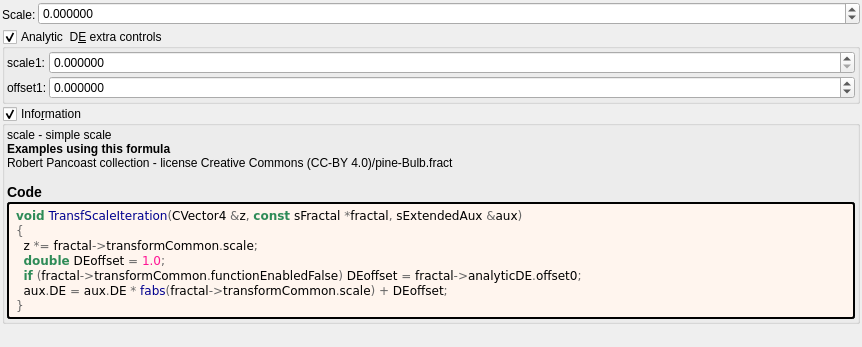
The window that mandelbulber2/formula/ui/transf_scale.ui (buddhi1980/mandelbulber2) describes before a commit, drawn with Qt 5.
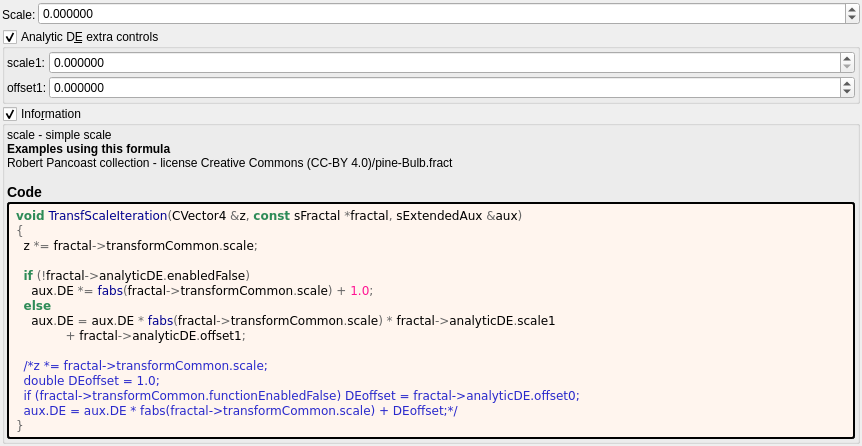
The same window after the commit. Custom widgets are drawn as their Qt base class.

Commit message: Corrected calculation of r in OpenCL ComputeFractal for scator formulas Applied PopulateUI populateUiInformation.php script to update .cl files

Diff of the .ui file:
```diff
--- a/mandelbulber2/formula/ui/transf_scale.ui
+++ b/mandelbulber2/formula/ui/transf_scale.ui
@@ -74,7 +74,7 @@
    <item>
     <widget class="MyGroupBox" name="groupCheck_analyticDE_enabled_false">
      <property name="title">
-      <string>Analytic  D&amp;E extra controls</string>
+      <string>Analytic D&amp;E extra controls</string>
      </property>
      <property name="checkable">
       <bool>true</bool>
@@ -230,9 +230,17 @@
 &lt;pre style=&quot;color:#000000; background-color:#fff5ee;  font-family:'Courier New',monospace;&quot;&gt;&lt;span style=&quot;color:#2e8b57; font-weight:bold&quot;&gt;void&lt;/span&gt; &lt;span style=&quot;color:#00008f&quot;&gt;TransfScaleIteration&lt;/span&gt;&lt;span style=&quot;color:#676767&quot;&gt;(&lt;/span&gt;CVector4 &lt;span style=&quot;color:#676767&quot;&gt;&amp;amp;&lt;/span&gt;z&lt;span style=&quot;color:#676767&quot;&gt;,&lt;/span&gt; &lt;span style=&quot;color:#2e8b57; font-weight:bold&quot;&gt;const&lt;/span&gt; sFractal &lt;span style=&quot;color:#676767&quot;&gt;*&lt;/span&gt;fractal&lt;span style=&quot;color:#676767&quot;&gt;,&lt;/span&gt; sExtendedAux &lt;span style=&quot;color:#676767&quot;&gt;&amp;amp;&lt;/span&gt;aux&lt;span style=&quot;color:#676767&quot;&gt;)&lt;/span&gt;
 &lt;span style=&quot;color:#676767&quot;&gt;{&lt;/span&gt;
   z &lt;span style=&quot;color:#676767&quot;&gt;*=&lt;/span&gt; fractal&lt;span style=&quot;color:#676767&quot;&gt;-&amp;gt;&lt;/span&gt;transformCommon&lt;span style=&quot;color:#676767&quot;&gt;.&lt;/span&gt;scale&lt;span style=&quot;color:#676767&quot;&gt;;&lt;/span&gt;
-  &lt;span style=&quot;color:#2e8b57; font-weight:bold&quot;&gt;double&lt;/span&gt; DEoffset &lt;span style=&quot;color:#676767&quot;&gt;=&lt;/span&gt; &lt;span style=&quot;color:#ff1493&quot;&gt;1.0&lt;/span&gt;&lt;span style=&quot;color:#676767&quot;&gt;;&lt;/span&gt;
-  &lt;span style=&quot;color:#2e8b57; font-weight:bold&quot;&gt;if&lt;/span&gt; &lt;span style=&quot;color:#676767&quot;&gt;(&lt;/span&gt;fractal&lt;span style=&quot;color:#676767&quot;&gt;-&amp;gt;&lt;/span&gt;transformCommon&lt;span style=&quot;color:#676767&quot;&gt;.&lt;/span&gt;functionEnabledFalse&lt;span style=&quot;color:#676767&quot;&gt;)&lt;/span&gt; DEoffset &lt;span style=&quot;color:#676767&quot;&gt;=&lt;/span&gt; fractal&lt;span style=&quot;color:#676767&quot;&gt;-&amp;gt;&lt;/span&gt;analyticDE&lt;span style=&quot;color:#676767&quot;&gt;.&lt;/span&gt;offset0&lt;span style=&quot;color:#676767&quot;&gt;;&lt;/span&gt;
-  aux&lt;span style=&quot;color:#676767&quot;&gt;.&lt;/span&gt;DE &lt;span style=&quot;color:#676767&quot;&gt;=&lt;/span&gt; aux&lt;span style=&quot;color:#676767&quot;&gt;.&lt;/span&gt;DE &lt;span style=&quot;color:#676767&quot;&gt;*&lt;/span&gt; &lt;span style=&quot;color:#00008f&quot;&gt;fabs&lt;/span&gt;&lt;span style=&quot;color:#676767&quot;&gt;(&lt;/span&gt;fractal&lt;span style=&quot;color:#676767&quot;&gt;-&amp;gt;&lt;/span&gt;transformCommon&lt;span style=&quot;color:#676767&quot;&gt;.&lt;/span&gt;scale&lt;span style=&quot;color:#676767&quot;&gt;) +&lt;/span&gt; DEoffset&lt;span style=&quot;color:#676767&quot;&gt;;&lt;/span&gt;
+
+  &lt;span style=&quot;color:#2e8b57; font-weight:bold&quot;&gt;if&lt;/span&gt; &lt;span style=&quot;color:#676767&quot;&gt;(!&lt;/span&gt;fractal&lt;span style=&quot;color:#676767&quot;&gt;-&amp;gt;&lt;/span&gt;analyticDE&lt;span style=&quot;color:#676767&quot;&gt;.&lt;/span&gt;enabledFalse&lt;span style=&quot;color:#676767&quot;&gt;)&lt;/span&gt;
+    aux&lt;span style=&quot;color:#676767&quot;&gt;.&lt;/span&gt;DE &lt;span style=&quot;color:#676767&quot;&gt;*=&lt;/span&gt; &lt;span style=&quot;color:#00008f&quot;&gt;fabs&lt;/span&gt;&lt;span style=&quot;color:#676767&quot;&gt;(&lt;/span&gt;fractal&lt;span style=&quot;color:#676767&quot;&gt;-&amp;gt;&lt;/span&gt;transformCommon&lt;span style=&quot;color:#676767&quot;&gt;.&lt;/span&gt;scale&lt;span style=&quot;color:#676767&quot;&gt;) +&lt;/span&gt; &lt;span style=&quot;color:#ff1493&quot;&gt;1.0&lt;/span&gt;&lt;span style=&quot;color:#676767&quot;&gt;;&lt;/span&gt;
+  &lt;span style=&quot;color:#2e8b57; font-weight:bold&quot;&gt;else&lt;/span&gt;
+    aux&lt;span style=&quot;color:#676767&quot;&gt;.&lt;/span&gt;DE &lt;span style=&quot;color:#676767&quot;&gt;=&lt;/span&gt; aux&lt;span style=&quot;color:#676767&quot;&gt;.&lt;/span&gt;DE &lt;span style=&quot;color:#676767&quot;&gt;*&lt;/span&gt; &lt;span style=&quot;color:#00008f&quot;&gt;fabs&lt;/span&gt;&lt;span style=&quot;color:#676767&quot;&gt;(&lt;/span&gt;fractal&lt;span style=&quot;color:#676767&quot;&gt;-&amp;gt;&lt;/span&gt;transformCommon&lt;span style=&quot;color:#676767&quot;&gt;.&lt;/span&gt;scale&lt;span style=&quot;color:#676767&quot;&gt;) *&lt;/span&gt; fractal&lt;span style=&quot;color:#676767&quot;&gt;-&amp;gt;&lt;/span&gt;analyticDE&lt;span style=&quot;color:#676767&quot;&gt;.&lt;/span&gt;scale1
+             &lt;span style=&quot;color:#676767&quot;&gt;+&lt;/span&gt; fractal&lt;span style=&quot;color:#676767&quot;&gt;-&amp;gt;&lt;/span&gt;analyticDE&lt;span style=&quot;color:#676767&quot;&gt;.&lt;/span&gt;offset1&lt;span style=&quot;color:#676767&quot;&gt;;&lt;/span&gt;
+
+  &lt;span style=&quot;color:#2929cc&quot;&gt;/*z *= fractal-&amp;gt;transformCommon.scale;&lt;/span&gt;
+&lt;span style=&quot;color:#2929cc&quot;&gt;  double DEoffset = 1.0;&lt;/span&gt;
+&lt;span style=&quot;color:#2929cc&quot;&gt;  if (fractal-&amp;gt;transformCommon.functionEnabledFalse) DEoffset = fractal-&amp;gt;analyticDE.offset0;&lt;/span&gt;
+&lt;span style=&quot;color:#2929cc&quot;&gt;  aux.DE = aux.DE * fabs(fractal-&amp;gt;transformCommon.scale) + DEoffset;*/&lt;/span&gt;
 &lt;span style=&quot;color:#676767&quot;&gt;}&lt;/span&gt;
 &lt;/pre&gt;
 &lt;/body&gt;</string>
```
Left out of the diff: 2 changed lines with no effect on the pictures. The commit also changes 44 other files.
